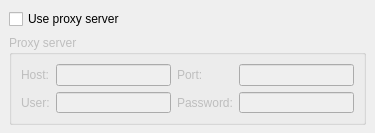
Old version of the form src/settings/networkswidget.ui in the repository BackupTheBerlios/qxygen-svn.
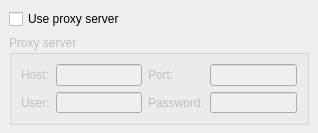
New version of the form.

Diff of the .ui file:
```diff
--- a/src/settings/networkswidget.ui
+++ b/src/settings/networkswidget.ui
@@ -8,7 +8,7 @@
    <rect>
     <x>0</x>
     <y>0</y>
-    <width>375</width>
+    <width>318</width>
     <height>133</height>
    </rect>
   </property>
```
